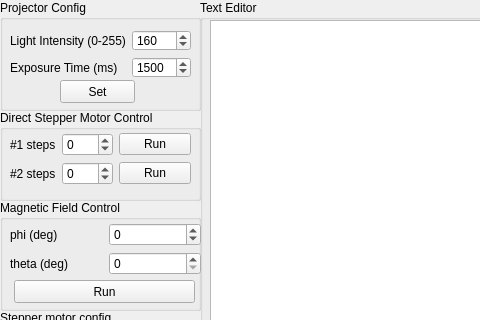
The window that pycrafter4500_stepper-based-master/client side/mainwindow.ui (ZhaoxinLee/MagRobotPrinter) describes before a commit, drawn with Qt 5; both pictures show x 0 to 480 and y 0 to 320 of the 966 by 712 pixel window.
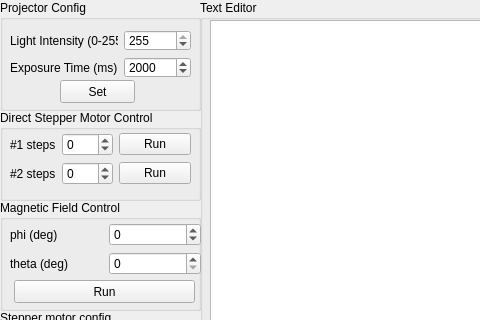
The same window after the commit.

Diff of the .ui file:
```diff
--- a/pycrafter4500_stepper-based-master/client side/mainwindow.ui
+++ b/pycrafter4500_stepper-based-master/client side/mainwindow.ui
@@ -65,7 +65,7 @@
          <number>255</number>
         </property>
         <property name="value">
-         <number>160</number>
+         <number>255</number>
         </property>
         <property name="displayIntegerBase">
          <number>10</number>
@@ -82,10 +82,10 @@
       <item row="1" column="1">
        <widget class="QSpinBox" name="spb_LED_exposureTime">
         <property name="maximum">
-         <number>5000</number>
+         <number>600000</number>
         </property>
         <property name="value">
-         <number>1500</number>
+         <number>2000</number>
         </property>
        </widget>
       </item>
```
